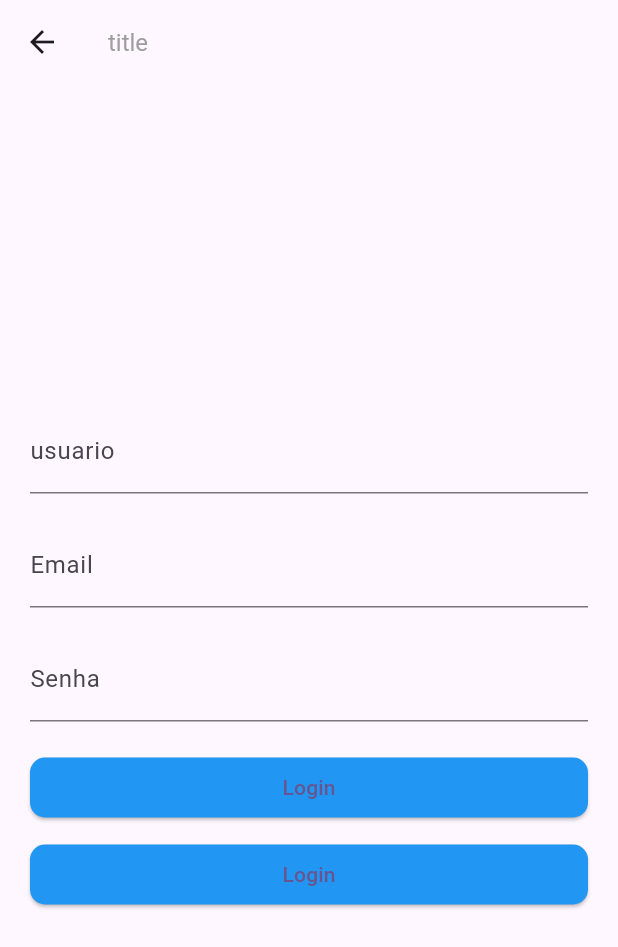
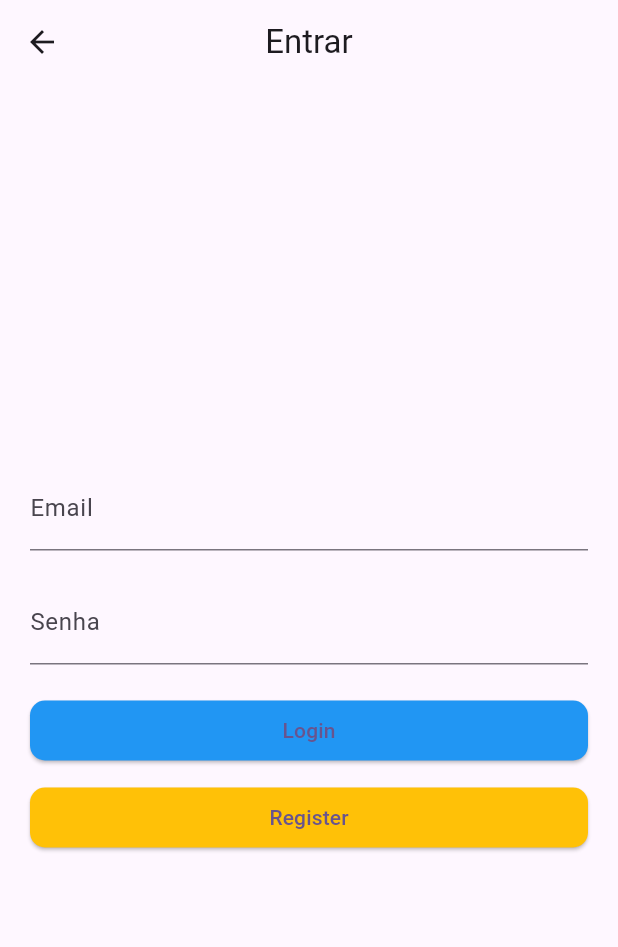
Before and after one commit to GUHSOUSA/AdminEase, a Flutter app: the LogIn screen opened directly, on a phone screen of 412 x 824 dp. Shown: the top 947 px of the screen. Run offline on Flutter 3.47's test engine with Material 2 defaults, Android fonts, the phone set to English and light mode, and no system bars; our stand-ins replace dots_indicator, flutter_riverpod, flutter_screenutil, fluttertoast, riverpod_annotation; generated files the repository leaves out were written again.

```diff
--- a/lib/screens/log_in/log_in.dart
+++ b/lib/screens/log_in/log_in.dart
@@ -1,4 +1,5 @@
-import 'package:adminease/screens/sign_in/widgets.dart';
+
+import 'package:adminease/screens/sign_up/sign_up.dart';
 import 'package:flutter/material.dart';
 
 class LogIn extends StatefulWidget {
@@ -18,7 +19,10 @@ class _LogInState extends State<LogIn> {
   Widget build(BuildContext context) {
 
     return Scaffold(
-      appBar: buildAppBar(),
+      appBar: AppBar(
+        centerTitle: true,
+        title: Text("Entrar"),
+      ),
 
       body: Padding(
         padding: EdgeInsets.all(20.0),
@@ -26,18 +30,7 @@ class _LogInState extends State<LogIn> {
           mainAxisAlignment: MainAxisAlignment.center,
           crossAxisAlignment: CrossAxisAlignment.stretch,
           children: <Widget>[
-            TextField(
-              onChanged: (value) {
-                setState(() {
-                  user = value;
-                });
-              },
-              decoration: InputDecoration(
-                labelText: 'usuario',
-              ),
-              obscureText: true,
-            ),
-            SizedBox(height: 20.0),
+
             TextField(
               onChanged: (value) {
                 setState(() {
@@ -80,13 +73,12 @@ class _LogInState extends State<LogIn> {
             SizedBox(height: 10,),
             ElevatedButton(
               onPressed: () {
-                print('user: $user');
-                print('Email: $email');
-                print('Senha: $password');
+                Navigator.push(
+                    context, MaterialPageRoute(builder: (context) => SignUp()));
              },
-              child: Text('Login'),
+              child: Text('Register'),
               style: ElevatedButton.styleFrom(
-                primary: Colors.blue,
+                primary: Colors.amber,
                 shape: RoundedRectangleBorder(
                   borderRadius: BorderRadius.circular(10.0),
                 ),
--- a/lib/screens/sign_in/notifier/register_notifier.dart
+++ b/lib/screens/sign_up/notifier/register_notifier.dart
@@ -1,5 +1,5 @@
 import 'package:riverpod_annotation/riverpod_annotation.dart';
-import 'package:adminease/screens/sign_in/notifier/register_state.dart';
+import 'package:adminease/screens/sign_up/notifier/register_state.dart';
 part 'register_notifier.g.dart';
 
 @riverpod
@@ -17,4 +17,7 @@ class registerNotifier extends _$registerNotifier{
    void onUserPasswordChange(String password){
      state = state.copyWith(password: password);
    }
+   void onUserrePasswordChange(String rePassword){
+     state = state.copyWith(rePassword: rePassword);
+   }
 }
--- a/lib/screens/welcome/widgets.dart
+++ b/lib/screens/welcome/widgets.dart
@@ -37,7 +37,7 @@ Widget _nextButton(int index, PageController controller, BuildContext context) {
         controller.animateToPage(index,
             duration: const Duration(milliseconds: 300), curve: Curves.linear);
       } else {
-        Navigator.pushNamed(context, "/singIn");
+        Navigator.pushNamed(context, "/logIn");
       }
     },
     child: Container(
--- /dev/null
+++ b/lib/utils/popup_message.dart
@@ -0,0 +1,5 @@
+import 'package:fluttertoast/fluttertoast.dart';
+
+toastInfo([String msg=""]){
+  return Fluttertoast.showToast(msg: msg);
+}
--- a/pubspec.yaml
+++ b/pubspec.yaml
@@ -44,6 +44,7 @@ dependencies:
   flutter_riverpod: ^2.3.10
   riverpod_generator: ^2.3.1
   build_runner: ^2.4.6
+  fluttertoast: ^8.2.2
 
 dev_dependencies:
   flutter_test:
```
Also changed, not shown: lib/main.dart (+5 -4 lines), lib/screens/sign_up/controllers/sign_in_controller.dart (renamed from lib/screens/sign_in/sign_in_controller.dart, +6 -2 lines), lib/screens/sign_up/sign_up.dart (renamed from lib/screens/sign_in/sign_in.dart, +34 -28 lines), lib/screens/sign_up/notifier/register_notifier.g.dart, lib/screens/sign_up/notifier/register_state.dart (renamed from lib/screens/sign_in/notifier/register_state.dart), lib/screens/sign_up/widgets.dart (renamed from lib/screens/sign_in/widgets.dart), pubspec.lock, 1 other file.
